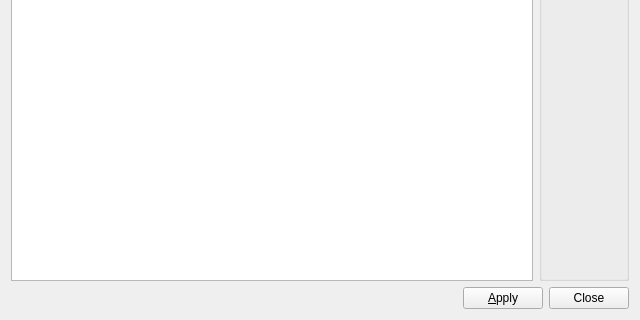
Old version of the form UTranslator/FmDecoder.ui in the repository Mercury13/utranslator; both pictures show x 0 to 640 and y 143 to 463 of the 640 by 463 pixel window.
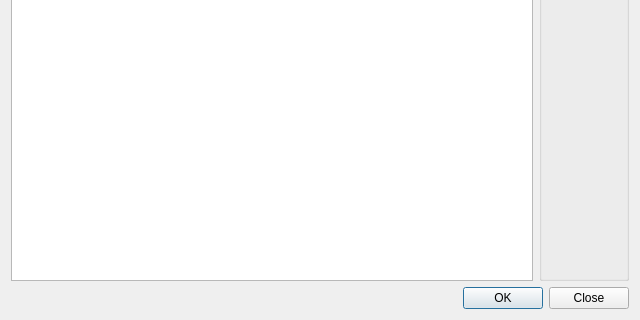
New version of the form.

Commit message: Decoder form now again uses buttonBox

```diff
--- a/UTranslator/FmDecoder.ui
+++ b/UTranslator/FmDecoder.ui
@@ -97,41 +97,11 @@
     </layout>
    </item>
    <item>
-    <layout class="QHBoxLayout" name="horizontalLayout_2">
-     <item>
-      <spacer name="horizontalSpacer">
-       <property name="orientation">
-        <enum>Qt::Horizontal</enum>
-       </property>
-       <property name="sizeHint" stdset="0">
-        <size>
-         <width>40</width>
-         <height>20</height>
-        </size>
-       </property>
-      </spacer>
-     </item>
-     <item>
-      <widget class="QPushButton" name="btApply">
-       <property name="text">
-        <string>&amp;Apply</string>
-       </property>
-       <property name="autoDefault">
-        <bool>false</bool>
-       </property>
-      </widget>
-     </item>
-     <item>
-      <widget class="QPushButton" name="btClose">
-       <property name="text">
-        <string>Close</string>
-       </property>
-       <property name="autoDefault">
-        <bool>false</bool>
-       </property>
-      </widget>
-     </item>
-    </layout>
+    <widget class="QDialogButtonBox" name="buttonBox">
+     <property name="standardButtons">
+      <set>QDialogButtonBox::Close|QDialogButtonBox::Ok</set>
+     </property>
+    </widget>
    </item>
   </layout>
  </widget>
```
The commit also changes 3 other files.
